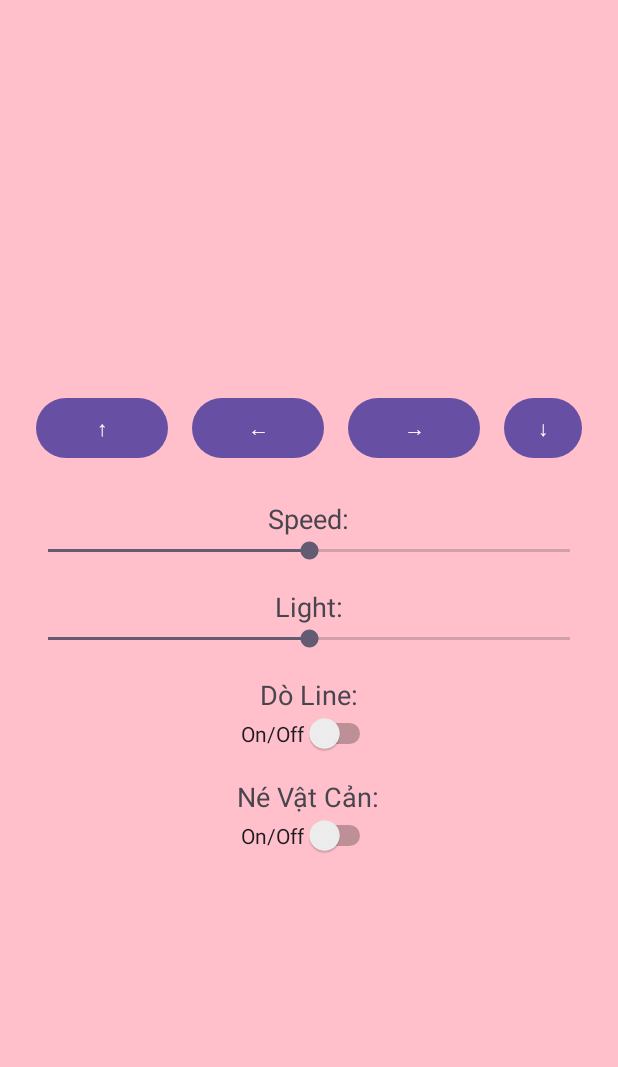
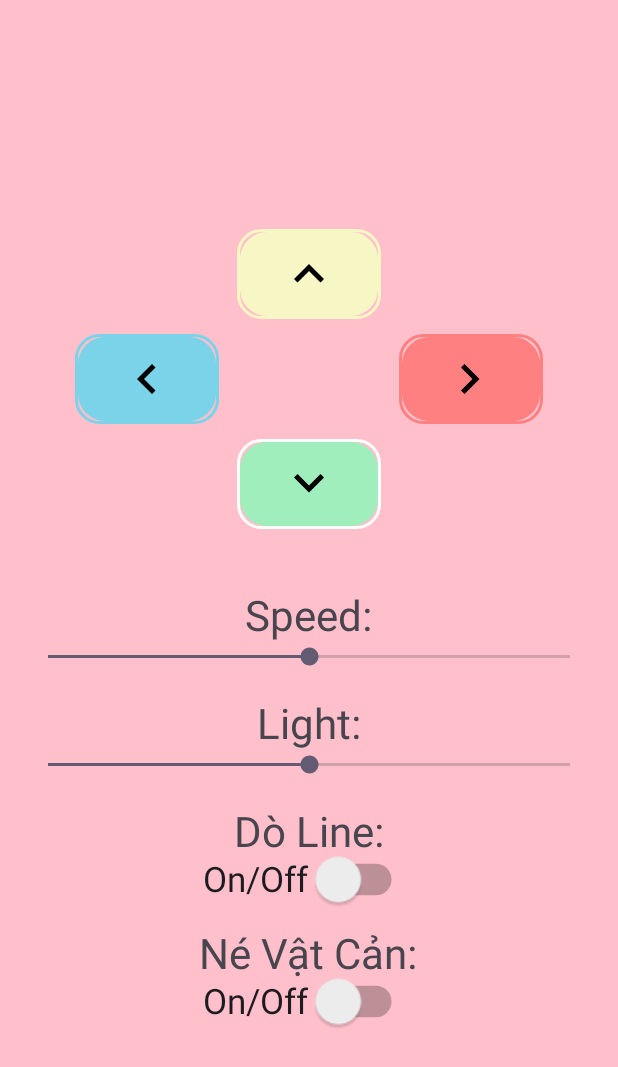
Before and after one commit to Sukemcute/NT131.P12-Embedded-Car, an Android app: the screen it shows after launch (MainActivity), on a phone screen of 412 x 824 dp. Shown: the top 1067 px of the screen. Run offline under Robolectric (Android 15) with nearby library versions, the phone set to English and light mode, and no system bars.

Commit message:
fix layout cho biutifun

```diff
--- a/AppControllerCar/app/src/main/res/drawable/circular_button.xml
+++ b/AppControllerCar/app/src/main/res/drawable/circular_button.xml
@@ -1,13 +1,21 @@
 <?xml version="1.0" encoding="utf-8"?>
-<selector xmlns:android="http://schemas.android.com/apk/res/android">
-    <item android:state_pressed="true">
-        <shape android:shape="oval">
-            <solid android:color="#B1A8A5"/> <!-- Màu khi nhấn -->
+<layer-list xmlns:android="http://schemas.android.com/apk/res/android">
+
+    <item>
+        <shape android:shape="rectangle">
+            <solid android:color="@android:color/transparent"/>
+            <stroke
+                android:width="2dp"
+                android:color="@color/white"/>
+            <corners android:radius="15dp"/>
         </shape>
     </item>
-    <item>
-        <shape android:shape="oval">
-            <solid android:color="#ACE294"/> <!-- Màu bình thường -->
+
+
+    <item android:top="2dp" android:left="2dp" android:right="2dp" android:bottom="2dp">
+        <shape android:shape="rectangle">
+            <solid android:color="#A1EEBD"/>
+            <corners android:radius="18dp"/>
         </shape>
     </item>
-</selector>
+</layer-list>
--- /dev/null
+++ b/AppControllerCar/app/src/main/res/drawable/keyboard_arrow_down_24px.xml
@@ -0,0 +1,10 @@
+<vector xmlns:android="http://schemas.android.com/apk/res/android"
+    android:width="40dp"
+    android:height="40dp"
+    android:viewportWidth="960"
+    android:viewportHeight="960"
+    android:tint="?attr/colorControlNormal">
+  <path
+      android:fillColor="@android:color/white"
+      android:pathData="M480,616L240,376L296,320L480,504L664,320L720,376L480,616Z"/>
+</vector>
--- /dev/null
+++ b/AppControllerCar/app/src/main/res/drawable/keyboard_arrow_left_24px.xml
@@ -0,0 +1,11 @@
+<vector xmlns:android="http://schemas.android.com/apk/res/android"
+    android:width="40dp"
+    android:height="40dp"
+    android:viewportWidth="960"
+    android:viewportHeight="960"
+    android:tint="?attr/colorControlNormal"
+    android:autoMirrored="true">
+  <path
+      android:fillColor="@android:color/white"
+      android:pathData="M560,720L320,480L560,240L616,296L432,480L616,664L560,720Z"/>
+</vector>
--- /dev/null
+++ b/AppControllerCar/app/src/main/res/drawable/keyboard_arrow_right_24px.xml
@@ -0,0 +1,11 @@
+<vector xmlns:android="http://schemas.android.com/apk/res/android"
+    android:width="40dp"
+    android:height="40dp"
+    android:viewportWidth="960"
+    android:viewportHeight="960"
+    android:tint="?attr/colorControlNormal"
+    android:autoMirrored="true">
+  <path
+      android:fillColor="@android:color/white"
+      android:pathData="M504,480L320,296L376,240L616,480L376,720L320,664L504,480Z"/>
+</vector>
--- /dev/null
+++ b/AppControllerCar/app/src/main/res/drawable/keyboard_arrow_up_24px.xml
@@ -0,0 +1,10 @@
+<vector xmlns:android="http://schemas.android.com/apk/res/android"
+    android:width="40dp"
+    android:height="40dp"
+    android:viewportWidth="960"
+    android:viewportHeight="960"
+    android:tint="?attr/colorControlNormal">
+  <path
+      android:fillColor="@android:color/white"
+      android:pathData="M480,432L296,616L240,560L480,320L720,560L664,616L480,432Z"/>
+</vector>
--- a/AppControllerCar/app/src/main/res/layout/activity_main.xml
+++ b/AppControllerCar/app/src/main/res/layout/activity_main.xml
@@ -1,6 +1,7 @@
 <?xml version="1.0" encoding="utf-8"?>
 <LinearLayout xmlns:android="http://schemas.android.com/apk/res/android"
     xmlns:tools="http://schemas.android.com/tools"
+    xmlns:app="http://schemas.android.com/apk/res-auto"
     android:id="@+id/main"
     android:gravity="center"
     android:layout_width="match_parent"
@@ -10,6 +11,18 @@
     android:padding="16dp"
     android:background="#FFC0CB">
 
+    <Button
+        android:id="@+id/upButton"
+        android:layout_width="96dp"
+        android:layout_height="60dp"
+        android:layout_gravity="center"
+        android:contentDescription="Up"
+        android:background="@drawable/circular_button"
+        android:drawableTop="@drawable/keyboard_arrow_up_24px"
+        android:drawableTint="@android:color/black"
+        app:backgroundTint="#F6F7C4"
+        android:layout_margin="10dp"/>
+
     <LinearLayout
         android:layout_width="match_parent"
         android:layout_height="wrap_content"
@@ -17,40 +30,46 @@
         android:gravity="center">
 
         <Button
-                android:id="@+id/upButton"
-                android:layout_width="wrap_content"
-                android:layout_height="wrap_content"
-                android:text="↑"
-                android:layout_margin="8dp"/>
-
-            <Button
             android:id="@+id/leftButton"
-                android:layout_width="wrap_content"
-                android:layout_height="wrap_content"
-                android:text="←"
-                android:layout_margin="8dp"/>
-
+            android:layout_width="96dp"
+            android:layout_height="60dp"
+            android:layout_gravity="center"
+            android:background="@drawable/circular_button"
+            android:layout_marginEnd="120dp"
+            android:contentDescription="Left"
+            android:drawableTop="@drawable/keyboard_arrow_left_24px"
+            android:drawableTint="@android:color/black"
+            app:backgroundTint="#7BD3EA" />
         <Button
             android:id="@+id/rightButton"
-                android:layout_width="wrap_content"
-                android:layout_height="wrap_content"
-                android:text="→"
-                android:layout_margin="8dp"/>
+            android:layout_width="96dp"
+            android:layout_height="60dp"
+            android:layout_gravity="center"
+            android:background="@drawable/circular_button"
+            android:contentDescription="Left"
+            android:drawableTop="@drawable/keyboard_arrow_right_24px"
+            android:drawableTint="@android:color/black"
+            app:backgroundTint="#FF8080" />
+    </LinearLayout>
 
             <Button
                 android:id="@+id/downButton"
-                android:layout_width="wrap_content"
-                android:layout_height="wrap_content"
-                android:text="↓"
-                android:layout_margin="8dp"/>
-        </LinearLayout>
+                android:layout_width="96dp"
+                android:layout_height="60dp"
+                android:background="@drawable/circular_button"
+                android:contentDescription="Down"
+                android:drawableTop="@drawable/keyboard_arrow_down_24px"
+                android:drawableTint="@android:color/black"
+                app:backgroundTint="@null"
+                android:layout_margin="10dp"/>
+
 
         <TextView
             android:layout_width="wrap_content"
             android:layout_height="wrap_content"
             android:text="Speed:"
-            android:textSize="18sp"
-            android:layout_marginTop="16dp"/>
+            android:textSize="28sp"
+            android:layout_marginTop="28dp"/>
 
         <SeekBar
             android:id="@+id/speedSeekBar"
@@ -62,7 +81,7 @@
             android:layout_width="wrap_content"
             android:layout_height="wrap_content"
             android:text="Light:"
-            android:textSize="18sp"
+            android:textSize="28sp"
             android:layout_marginTop="16dp"/>
 
         <SeekBar
@@ -75,25 +94,31 @@
             android:layout_width="wrap_content"
             android:layout_height="wrap_content"
             android:text="Dò Line:"
-            android:textSize="18sp"
+            android:textSize="28sp"
             android:layout_marginTop="16dp"/>
 
         <Switch
             android:id="@+id/doLineSwitch"
             android:layout_width="wrap_content"
             android:layout_height="wrap_content"
-            android:text="On/Off"/>
+            android:text="On/Off"
+            android:textSize="15sp"
+            android:scaleX="1.5"
+            android:scaleY="1.5" />
 
         <TextView
             android:layout_width="wrap_content"
             android:layout_height="wrap_content"
             android:text="Né Vật Cản:"
-            android:textSize="18sp"
+            android:textSize="28sp"
             android:layout_marginTop="16dp"/>
 
         <Switch
             android:id="@+id/neVatCanSwitch"
             android:layout_width="wrap_content"
             android:layout_height="wrap_content"
-            android:text="On/Off"/>
+            android:text="On/Off"
+            android:textSize="15sp"
+            android:scaleX="1.5"
+            android:scaleY="1.5" />
     </LinearLayout>
```
Lines whose indentation alone changed are shown as unchanged.
